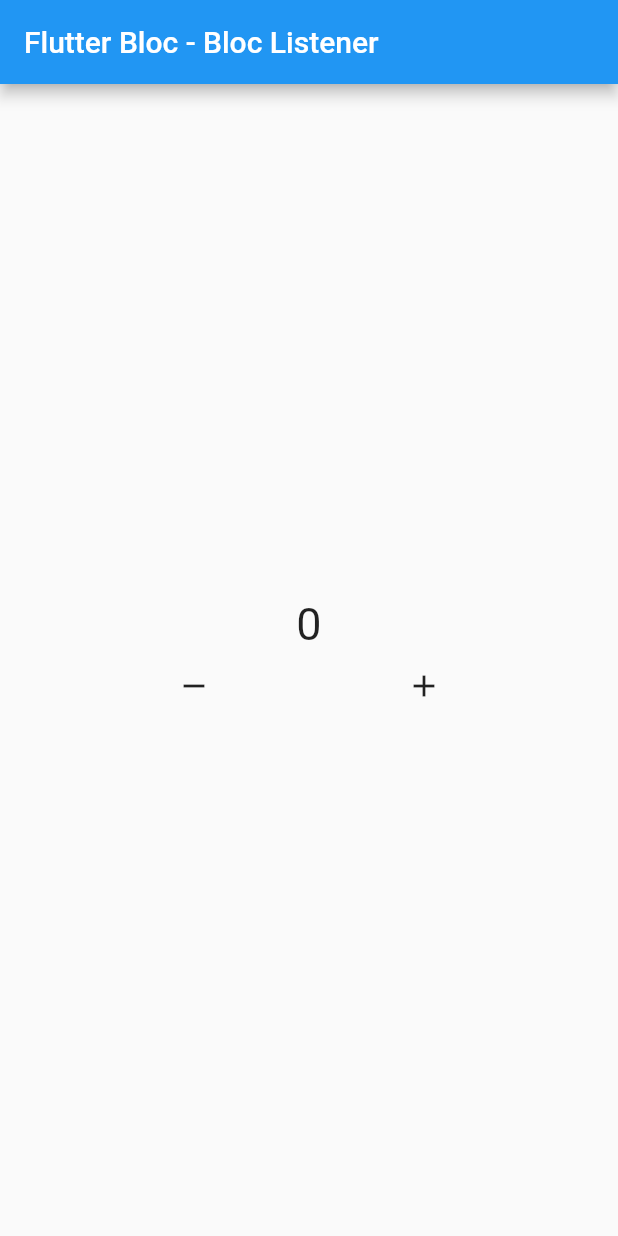
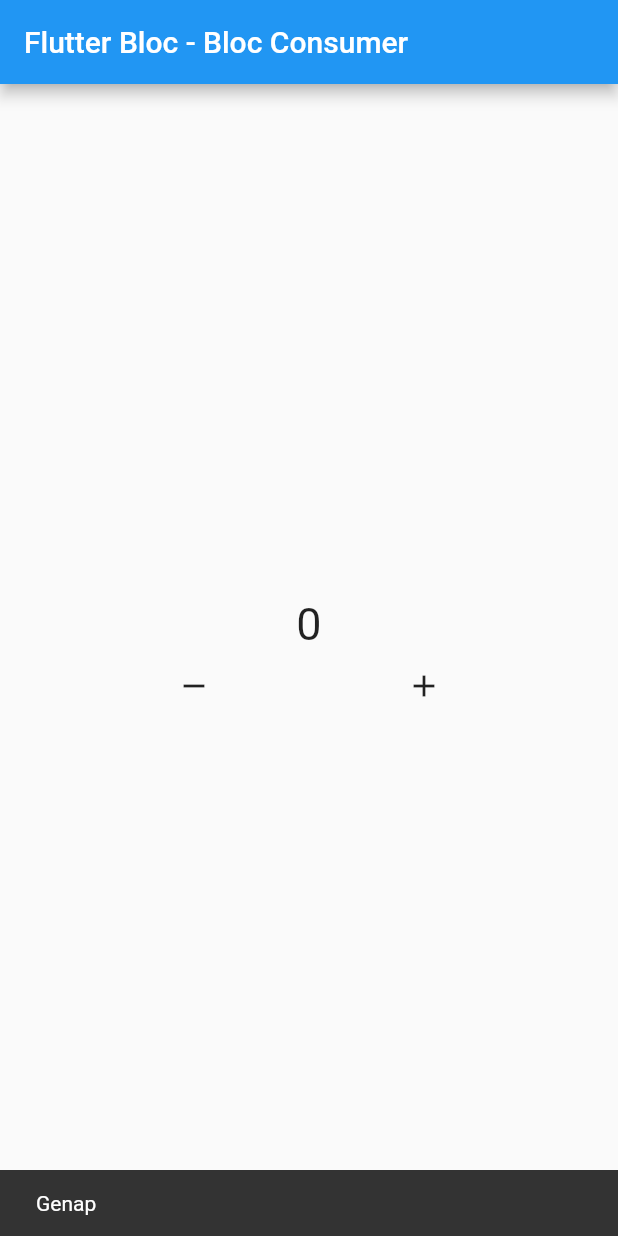
Before and after one commit to eggywardani/latihan-bloc, a Flutter app: the screen it shows after launch, after a tap on the "remove" icon, after a tap on the "add" icon, on a phone screen of 412 x 824 dp. Run offline on Flutter 3.47's test engine with Material 2 defaults, Android fonts, the light colour scheme and no system bars; our stand-ins replace bloc, flutter_bloc.

Commit message:
bloc consumer

```diff
--- a/lib/home.dart
+++ b/lib/home.dart
@@ -9,33 +9,32 @@
   Widget build(BuildContext context) {
     return Scaffold(
       appBar: AppBar(
-        title: Text("Flutter Bloc - Bloc Listener"),
+        title: Text("Flutter Bloc - Bloc Consumer"),
       ),
       body: Column(
         mainAxisAlignment: MainAxisAlignment.center,
         children: [
-          BlocListener<Counter, int>(
+          BlocConsumer<Counter, int>(
+            builder: (context, state) {
+              return Text(
+                "${state}",
+                style: TextStyle(fontSize: 30),
+              );
+            },
             listener: (context, state) {
-              ScaffoldMessenger.of(context)
-                  .showSnackBar(SnackBar(content: Text("Running...")));
+              ScaffoldMessenger.of(context).showSnackBar(SnackBar(
+                content: Text("Genap"),
+                duration: Duration(seconds: 2),
+              ));
             },
             listenWhen: (prev, curr) {
-              if (curr == 15) {
+              if (curr % 2 == 0) {
                 return true;
               } else {
                 return false;
               }
             },
             bloc: myCounter,
-            child: BlocBuilder<Counter, int>(
-              bloc: myCounter,
-              builder: (context, state) {
-                return Text(
-                  "${state}",
-                  style: TextStyle(fontSize: 30),
-                );
-              },
-            ),
           ),
           Row(
             mainAxisAlignment: MainAxisAlignment.spaceEvenly,
```
